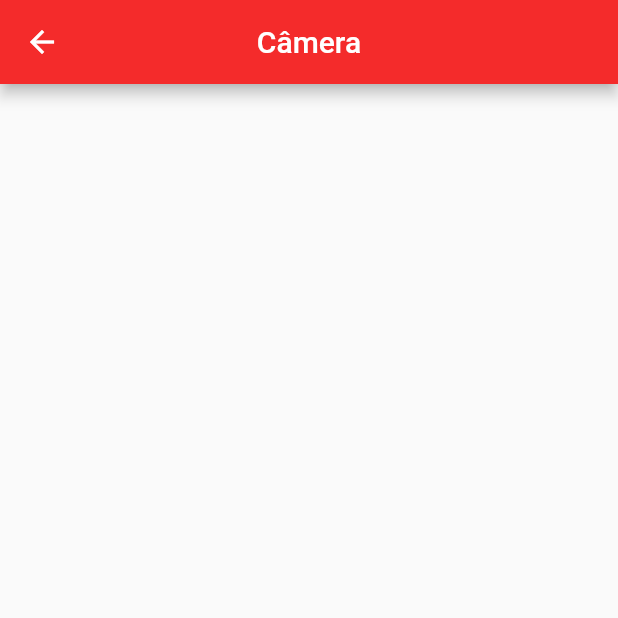
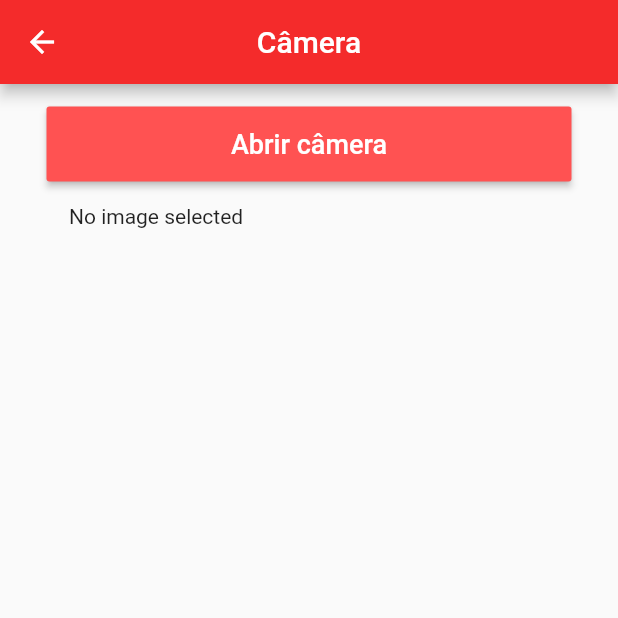
Before and after one commit to Eudalio/tcc-flutter, a Flutter app: the screen it shows after launch, after a tap on "Tirar uma foto", on a phone screen of 412 x 824 dp, the top half of it. Run offline on Flutter 3.47's test engine with Material 2 defaults, Android fonts, the phone set to English and light mode, and no system bars; our stand-ins replace image_picker.

Commit message:
Finished the screen that accesses the device's camera

```diff
--- a/lib/pages/camera.dart
+++ b/lib/pages/camera.dart
@@ -1,4 +1,8 @@
+import 'dart:async';
+import 'dart:io';
+
 import 'package:flutter/material.dart';
+import 'package:image_picker/image_picker.dart';
 
 class Camera extends StatefulWidget {
   @override
@@ -6,6 +10,16 @@ class Camera extends StatefulWidget {
 }
 
 class _CameraState extends State<Camera> {
+  File _image;
+
+  Future getImage() async {
+    final imgFile = await ImagePicker().getImage(source: ImageSource.camera);
+
+    setState(() {
+      _image = File(imgFile.path);
+    });
+  }
+
   @override
   Widget build(BuildContext context) {
     return Scaffold(
@@ -14,6 +28,33 @@ class _CameraState extends State<Camera> {
         centerTitle: true,
         backgroundColor: Color(0xFFF42B2B),
       ),
+      body: Column(
+        children: <Widget>[
+          Align(
+            alignment: Alignment.topCenter,
+            child: Container(
+              margin: EdgeInsets.only(top: 15.0),
+              child: RaisedButton(
+                onPressed: getImage,
+                child: Text(
+                  "Abrir câmera",
+                  style: TextStyle(color: Colors.white, fontSize: 18.0),
+                ),
+                color: Colors.redAccent,
+              ),
+              height: 50.0,
+              width: 350.0,
+            ),
+          ),
+          Container(
+            margin: EdgeInsets.only(top: 15.0),
+            child:
+                _image == null ? Text('No image selected') : Image.file(_image),
+            height: 400.0,
+            width: 320.0,
+          )
+        ],
+      ),
     );
   }
 }
--- a/lib/pages/home_page.dart
+++ b/lib/pages/home_page.dart
@@ -68,11 +68,11 @@ class _HomePageState extends State<HomePage> {
             ],
           ),
           Padding(
-            padding: EdgeInsets.only(top: 40.0),
+            padding: EdgeInsets.only(top: 60.0),
             child: Column(
               children: <Widget>[
                 Padding(
-                    padding: EdgeInsets.only(bottom: 20.0),
+                    padding: EdgeInsets.only(bottom: 25.0),
                     child: Container(
                       height: 50.0,
                       width: 270.0,
@@ -91,7 +91,7 @@ class _HomePageState extends State<HomePage> {
                       ),
                     )),
                 Padding(
-                    padding: EdgeInsets.only(bottom: 20.0),
+                    padding: EdgeInsets.only(bottom: 25.0),
                     child: Container(
                       height: 50.0,
                       width: 270.0,
@@ -110,7 +110,7 @@ class _HomePageState extends State<HomePage> {
                       ),
                     )),
                 Padding(
-                    padding: EdgeInsets.only(bottom: 20.0),
+                    padding: EdgeInsets.only(bottom: 25.0),
                     child: Container(
                       height: 50.0,
                       width: 270.0,
--- a/pubspec.yaml
+++ b/pubspec.yaml
@@ -23,6 +23,7 @@ dependencies:
   # The following adds the Cupertino Icons font to your application.
   # Use with the CupertinoIcons class for iOS style icons.
   cupertino_icons: ^0.1.2
+  image_picker: ^0.6.6+5
 
 dev_dependencies:
   flutter_test:
```
Also changed, not shown: pubspec.lock, 1 other file.
